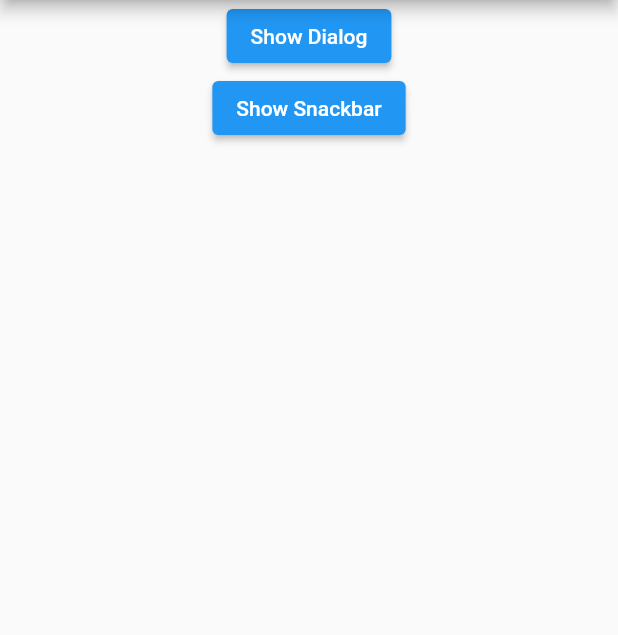
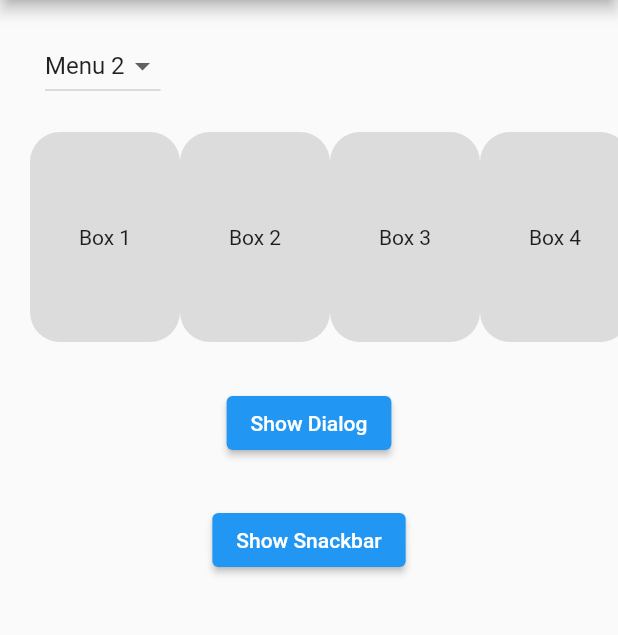
Before and after one commit to Rafiyudistra721/Basic-UI-Section-4, a Flutter app: the LoginWidget screen opened directly, after a tap on "LOGIN", on a phone screen of 412 x 824 dp, the part 84-719 px from its top. Run offline on Flutter 3.47's test engine with Material 2 defaults, Android fonts, the phone set to English and light mode, and no system bars.

Commit message:
update progress

```diff
--- /dev/null
+++ b/lib/Widgets/dropdown.dart
@@ -0,0 +1,47 @@
+import 'package:flutter/material.dart';
+
+class ShowDropdown extends StatefulWidget {
+  const ShowDropdown({
+    super.key,
+  });
+
+  @override
+  State<ShowDropdown> createState() => _ShowDropdownState();
+}
+
+class _ShowDropdownState extends State<ShowDropdown> {
+  final List data = [
+    {"Judul":"Menu 1", "Data":1},
+    {"Judul":"Menu 2", "Data":2},
+    {"Judul":"Menu 3", "Data":3},
+    {"Judul":"Menu 4", "Data":4}
+  ];
+
+late int menuawal;
+
+@override
+  void initState() {
+    menuawal = data[1]["Data"];
+    super.initState();
+  }
+
+  @override
+  Widget build(BuildContext context) {
+    return DropdownButton<int>(
+      value: menuawal,
+      items: data
+          .map(
+            (e) => DropdownMenuItem(
+              value: e["Data"] as int,
+              child: Text("${e["Judul"]}"),
+            ),
+          )
+          .toList(),
+      onChanged: (value) {
+        setState(() {
+          menuawal = value!;
+        });
+      },
+    );
+  }
+}
--- a/lib/Widgets/listview_box.dart
+++ b/lib/Widgets/listview_box.dart
@@ -1,11 +1,12 @@
 import 'package:flutter/material.dart';
+
 class ListviewBox extends StatefulWidget {
   const ListviewBox({
     required this.text,
     Key? key,
   }) : super(key: key);
 
-final String text;
+  final String text;
 
   @override
   State<ListviewBox> createState() => _ListviewBoxState();
@@ -15,10 +16,13 @@ class _ListviewBoxState extends State<ListviewBox> {
   @override
   Widget build(BuildContext context) {
     return Container(
-      width: 200,
-      height: 200,
-      decoration: const BoxDecoration(  borderRadius: BorderRadius.all(Radius.circular(20)), color: Colors.black12),
+      width: 100,
+      height: 100,
+      decoration: const BoxDecoration(
+          borderRadius: BorderRadius.all(Radius.circular(20)),
+          color: Colors.black12),
       child: Center(child: Text(widget.text)),
     );
+
   }
 }
--- a/lib/Widgets/show_dialog.dart
+++ b/lib/Widgets/show_dialog.dart
@@ -1,10 +1,15 @@
 import 'package:flutter/material.dart';
 
-class ShowDialog extends StatelessWidget {
+class ShowDialog extends StatefulWidget {
   const ShowDialog({
     super.key,
   });
 
+  @override
+  State<ShowDialog> createState() => _ShowDialogState();
+}
+
+class _ShowDialogState extends State<ShowDialog> {
   @override
   Widget build(BuildContext context) {
     return Center(
@@ -14,13 +19,12 @@ class ShowDialog extends StatelessWidget {
                 context: context,
                 builder: (context) => AlertDialog(
                   shape: RoundedRectangleBorder(
-                borderRadius: BorderRadius.circular(10)
-              ),
+                      borderRadius: BorderRadius.circular(10)),
                   title: const Text("JUDUL"),
                   content: const Text("Alamak"),
-            ),);
+                ),
+              );
             },
-        child: const Text("Show Dialog"))
-	);
+            child: const Text("Show Dialog")));
   }
 }
--- a/lib/main.dart
+++ b/lib/main.dart
@@ -1,7 +1,8 @@
 import 'package:flutter/material.dart';
 import 'pages/home_page.dart';
 import 'pages/login_page.dart';
-void main(){
+
+void main() {
   runApp(const UiBasicApp());
 }
 
@@ -15,9 +16,11 @@ class UiBasicApp extends StatefulWidget {
 class _UiBasicAppState extends State<UiBasicApp> {
   @override
   Widget build(BuildContext context) {
-    return const MaterialApp(title: "UI Basic",
-    debugShowCheckedModeBanner: false,
-    home: LoginPage(),
+    return MaterialApp(
+      title: "UI Basic",
+      theme: ThemeData(fontFamily: "Oxygen"),
+      debugShowCheckedModeBanner: false,
+      home: HomePage(),
     );
   }
 }
--- a/lib/pages/home_page.dart
+++ b/lib/pages/home_page.dart
@@ -1,33 +1,65 @@
-// ignore_for_file: prefer_const_constructors
-
 import 'package:flutter/material.dart';
 import '../Widgets/listview_box.dart';
 import '../Widgets/snackbar.dart';
 import '../Widgets/show_dialog.dart';
+import '../Widgets/dropdown.dart';
 
-class HomePage extends StatefulWidget {
+class HomePage extends StatelessWidget {
   const HomePage({super.key});
 
   @override
-  State<HomePage> createState() => _HomePageState();
+  Widget build(BuildContext context) {
+    return const MaterialApp(
+      home: HomeWidget(),
+    );
+  }
 }
 
-class _HomePageState extends State<HomePage> {
+class HomeWidget extends StatefulWidget {
+  const HomeWidget({super.key});
+
+  @override
+  State<HomeWidget> createState() => _HomeWidgetState();
+}
+
+class _HomeWidgetState extends State<HomeWidget> {
   @override
   Widget build(BuildContext context) {
-    return MaterialApp(
-      home: Scaffold(
-        appBar: AppBar(
-          leading: Padding(
-            padding: const EdgeInsets.all(7.0),
-            child: Image.asset("asset/-MOTOR-.png"),),
-          title: const Text("UI Basic"),
-          backgroundColor: Colors.green[600],
+    return Scaffold(
+      appBar: AppBar(
+        leading: Padding(
+          padding: const EdgeInsets.all(7.0),
+          child: Image.asset("asset/images/-MOTOR-.png"),
         ),
-        body: Column(
-          children: const [
-           ShowDialog(),
-           ShowSnackbar(),
+        title: const Text("UI Basic"),
+        backgroundColor: Colors.green[600],
+      ),
+      body: SingleChildScrollView(
+        child: Column(
+          children: <Widget>[
+            const Align(
+                alignment: Alignment.topLeft,
+                child: Padding(
+                    padding: EdgeInsets.only(left: 30, top: 20),
+                    child: ShowDropdown())),
+            Container(
+              height: 140,
+              margin: const EdgeInsets.only(left: 20, top: 20),
+              child: ListView.builder(
+                itemCount: 25,
+                itemBuilder: (context, index) =>
+                    ListviewBox(text: "Box ${index + 1}"),
+                scrollDirection: Axis.horizontal,
+              ),
+            ),
+            const SizedBox(
+              height: 30,
+            ),
+            const ShowDialog(),
+            const SizedBox(
+              height: 30,
+            ),
+            const ShowSnackbar(),
           ],
         ),
       ),
--- a/lib/pages/login_page.dart
+++ b/lib/pages/login_page.dart
@@ -6,8 +6,10 @@ class LoginPage extends StatelessWidget {
 
   @override
   Widget build(BuildContext context) {
-    return const MaterialApp(
-      home: LoginWidget(),
+    return MaterialApp(
+      theme: ThemeData(fontFamily: "Oxygen"),
+      debugShowCheckedModeBanner: false,
+      home: const LoginWidget(),
     );
   }
 }
@@ -22,52 +24,93 @@ class LoginWidget extends StatefulWidget {
 }
 
 class _LoginWidgetState extends State<LoginWidget> {
+  bool isHidden = true;
   @override
   Widget build(BuildContext context) {
     return Scaffold(
         backgroundColor: Colors.white,
         body: SingleChildScrollView(
-        child: Column(
-          children: <Widget>[
+            child: Column(children: <Widget>[
           Padding(
             padding: const EdgeInsets.only(top: 160.0),
             child: Center(
               child: Container(
                   width: 100,
                   height: 100,
-                    decoration: BoxDecoration(color: Colors.black38,
+                  decoration: BoxDecoration(
+                      color: Colors.black38,
                       borderRadius: BorderRadius.circular(20)),
-                    child: Image.asset('asset/-MOTOR-.png')),
+                  child: Image.asset('asset/images/-MOTOR-.png')),
             ),
           ),
-            const Padding(
-              padding: EdgeInsets.all(20),
-              child: Text("Q Store", style: TextStyle(fontSize: 35, color: Colors.cyanAccent )),
+          Padding(
+            padding: const EdgeInsets.all(20),
+            child: Container(
+                width: 250,
+                height: 50,
+                decoration: BoxDecoration(
+                    color: Colors.black38,
+                    borderRadius: BorderRadius.circular(29)),
+                child: const Center(
+                  child: Text("Q Store",
+                      style: TextStyle(
+                          fontSize: 35,
+                          color: Colors.white,
+                          fontFamily: "Oxygen",
+                          fontWeight: FontWeight.bold)),
+                )),
           ),
-            const Padding(
-              padding: EdgeInsets.symmetric(horizontal: 25, vertical: 5),
+          Padding(
+            padding: const EdgeInsets.symmetric(horizontal: 25, vertical: 5),
             child: TextField(
+              autocorrect: false,
+              keyboardType: TextInputType.emailAddress,
+              textInputAction: TextInputAction.next,
               decoration: InputDecoration(
-                  border: OutlineInputBorder(),
+                  prefixIcon: const Icon(Icons.alternate_email),
+                  border: OutlineInputBorder(
+                      borderRadius: BorderRadius.circular(50)),
                   labelText: "E-mail",
                   hintText: "Masukkan E-mail yang valid"),
-
             ),
           ),
-            const Padding(
-              padding: EdgeInsets.symmetric(horizontal: 25, vertical: 5),
+          Padding(
+            padding: const EdgeInsets.symmetric(horizontal: 25, vertical: 5),
             child: TextField(
-
-                obscureText: true,
+              autocorrect: false,
+              obscureText: isHidden,
+              keyboardType: TextInputType.visiblePassword,
+              textInputAction: TextInputAction.done,
               decoration: InputDecoration(
-                  prefixIcon: Icon(Icons.lock),
-                  border: OutlineInputBorder(),
+                  prefixIcon: const Icon(Icons.lock),
+                  suffixIcon: IconButton(
+                    onPressed: () {
+                      if (isHidden == true) {
+                        isHidden = false;
+                      } else {
+                        isHidden = true;
+                      }
+                      setState(() {});
+                    },
+                    icon: const Icon(Icons.remove_red_eye),
+                  ),
+                  border: OutlineInputBorder(
+                      borderRadius: BorderRadius.circular(50)),
                   labelText: "Password",
                   hintText: "Masukkan Password"),
             ),
           ),
           TextButton(
-              onPressed: (){},
+            onPressed: () {
+              ScaffoldMessenger.of(context).showSnackBar(const SnackBar(
+                content: Text("Sandi anda telah diubah, silakan login"),
+                duration: Duration(seconds: 2),
+                margin: EdgeInsets.all(20),
+                behavior: SnackBarBehavior.floating,
+                shape: RoundedRectangleBorder(
+                    borderRadius: BorderRadius.all(Radius.circular(25))),
+              ));
+            },
             child: const Text(
               "Lupa Password? Klik Disini",
               style: TextStyle(color: Colors.blue, fontSize: 15),
@@ -84,10 +127,12 @@ class _LoginWidgetState extends State<LoginWidget> {
                 borderRadius: BorderRadius.circular(20)),
             child: TextButton(
               onPressed: () {
-                  Navigator.push(
-                    context, MaterialPageRoute(builder: (context) => const HomePage()));
+                Navigator.push(context,
+                    MaterialPageRoute(builder: (context) => const HomePage()));
               },
-                child: const Text("LOGIN", style: TextStyle(color: Colors.white, fontSize: 25),
+              child: const Text(
+                "LOGIN",
+                style: TextStyle(color: Colors.white, fontSize: 20),
               ),
             ),
           ),
@@ -96,13 +141,15 @@ class _LoginWidgetState extends State<LoginWidget> {
           ),
           TextButton(
               onPressed: () {
-                ScaffoldMessenger.of(context).showSnackBar(const SnackBar(content: Text("Akun Berhasil Dibuat, silakan login"),
+                ScaffoldMessenger.of(context).showSnackBar(const SnackBar(
+                  content: Text("Akun Berhasil Dibuat, silakan login"),
                   duration: Duration(seconds: 2),
                   margin: EdgeInsets.all(20),
                   behavior: SnackBarBehavior.floating,
                   shape: RoundedRectangleBorder(
                       borderRadius: BorderRadius.all(Radius.circular(25))),
-            ));},
+                ));
+              },
               child: const Text("Tidak Punya Akun? Buat Disini"))
         ])));
   }
```
Also changed, not shown: lib/Widgets/snackbar.dart (+9 -5 lines), pubspec.yaml (+9 -9 lines), asset/MOTOR-.png (deleted), asset/fonts/Oxygen-Bold.ttf (added), asset/fonts/Oxygen-Light.ttf (added), asset/fonts/Oxygen-Regular.ttf (added), asset/images/-MOTOR-.png (renamed from asset/-MOTOR-.png), 2 other files. Lines whose indentation alone changed are shown as unchanged.
